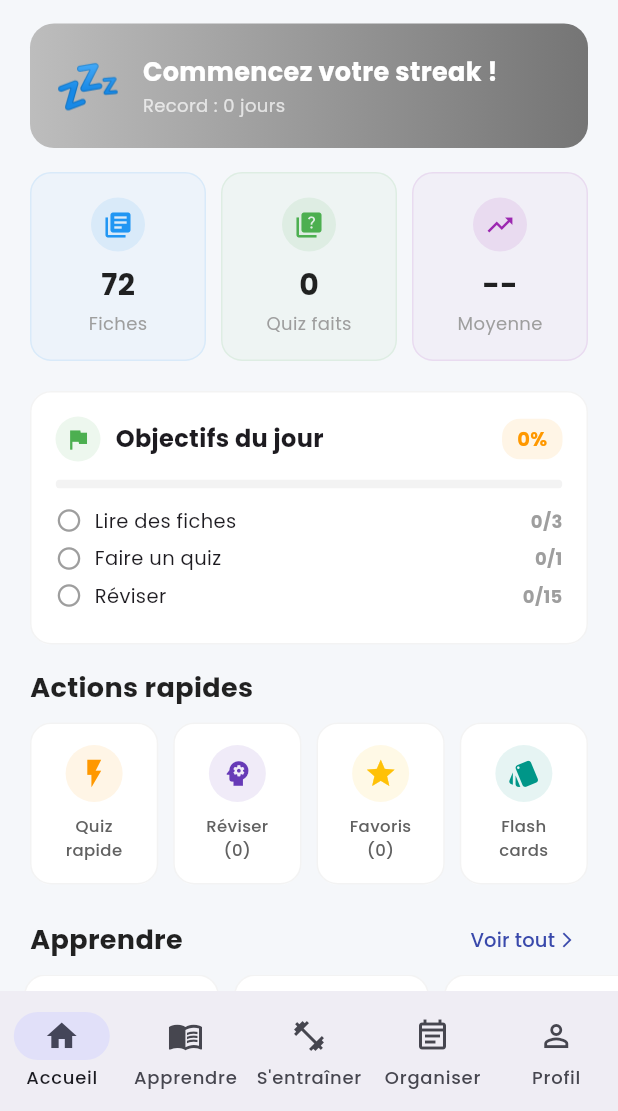
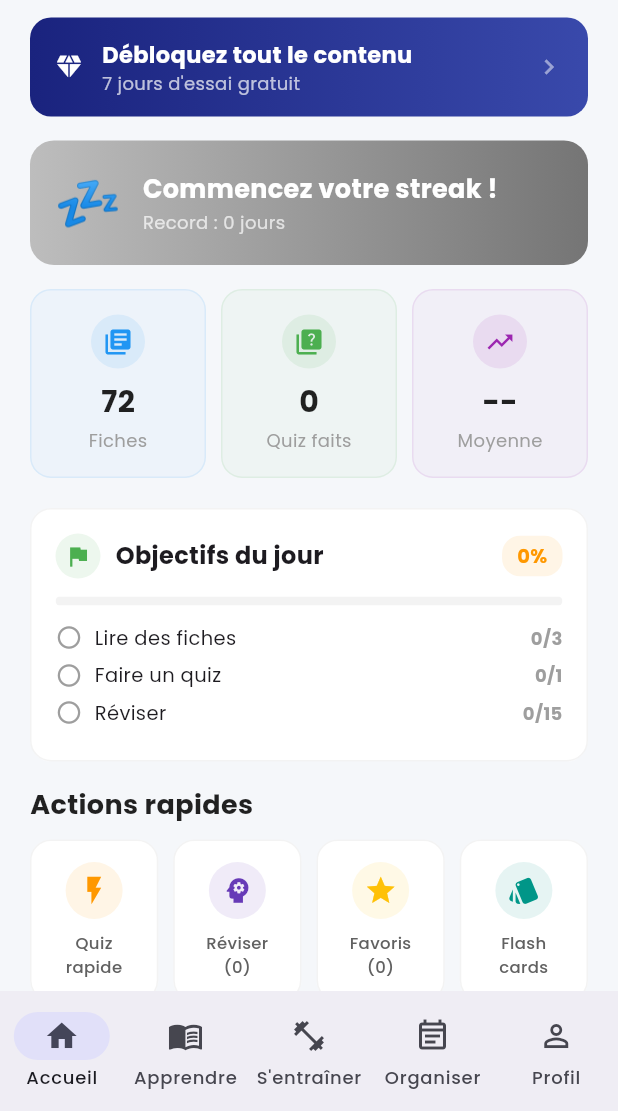
Before and after one commit to luke27fr/Agreg_Master, a Flutter app: the HomeNavigationPage screen opened by its route, on a phone screen of 412 x 824 dp, the part 125-1236 px from its top. Run offline on Flutter 3.47's test engine with Material 3 defaults, Android fonts, the phone set to English and light mode, and no system bars; our stand-ins replace cloud_firestore, connectivity_plus, firebase_analytics, firebase_auth, firebase_core, firebase_crashlytics and 10 more; missing offline and left inert: flutter_markdown_latex, flutter_math_fork, markdown, purchases_flutter; accounts and stored records are empty; network calls fail.

Commit message:
feat: add Premium banner on home screen
Show gradient banner "Débloquez tout le contenu — 7 jours
d'essai gratuit" for non-premium users on the home tab.

Co-Authored-By: Claude Opus 4.6 <noreply@anthropic.com>

```diff
--- a/lib/pages/tabs/accueil_tab.dart
+++ b/lib/pages/tabs/accueil_tab.dart
@@ -35,6 +35,8 @@ import '../../services/spaced_repetition_service.dart';
 import '../../services/wellness_service.dart';
 import '../../services/reading_service.dart';
 import '../../services/auth_service.dart';
+import '../../services/subscription_service.dart';
+import '../paywall_page.dart';
 
 class AccueilTab extends StatefulWidget {
   final void Function(int tabIndex)? onNavigateToTab;
@@ -53,6 +55,7 @@ class _AccueilTabState extends State<AccueilTab> {
   final WellnessService _wellnessService = WellnessService();
   final ReadingService _readingService = ReadingService();
   final AuthService _authService = AuthService();
+  final SubscriptionService _subscriptionService = SubscriptionService();
   int _totalFiches = 0;
   List<ThemeItem> _themes = [];
 
@@ -60,6 +63,7 @@ class _AccueilTabState extends State<AccueilTab> {
   void initState() {
     super.initState();
     _authService.addListener(_onChanged);
+    _subscriptionService.addListener(_onChanged);
     _loadManifest();
     _scoreService.addListener(_onChanged);
     _streakService.addListener(_onChanged);
@@ -72,6 +76,7 @@ class _AccueilTabState extends State<AccueilTab> {
   @override
   void dispose() {
     _authService.removeListener(_onChanged);
+    _subscriptionService.removeListener(_onChanged);
     _scoreService.removeListener(_onChanged);
     _streakService.removeListener(_onChanged);
     _srsService.removeListener(_onChanged);
@@ -363,6 +368,40 @@ class _AccueilTabState extends State<AccueilTab> {
                       'Pensez à faire une pause !',
                       style: TextStyle(color: Colors.orange[800], fontSize: 13),
                     )),
+                  ]),
+                ),
+              ),
+            ),
+
+          // ================================================================
+          // Premium banner
+          // ================================================================
+          if (!_subscriptionService.isPremium)
+            SliverToBoxAdapter(
+              child: GestureDetector(
+                onTap: () => Navigator.push(context, MaterialPageRoute(builder: (_) => const PaywallPage())),
+                child: Container(
+                  margin: const EdgeInsets.fromLTRB(20, 12, 20, 0),
+                  padding: const EdgeInsets.symmetric(horizontal: 16, vertical: 14),
+                  decoration: BoxDecoration(
+                    gradient: const LinearGradient(
+                      colors: [AppColors.primaryDark, AppColors.primaryLight],
+                    ),
+                    borderRadius: BorderRadius.circular(14),
+                  ),
+                  child: Row(children: [
+                    const Icon(Icons.diamond, size: 20, color: Colors.white),
+                    const SizedBox(width: 12),
+                    Expanded(child: Column(
+                      crossAxisAlignment: CrossAxisAlignment.start,
+                      children: [
+                        const Text('Débloquez tout le contenu',
+                          style: TextStyle(fontSize: 15, fontWeight: FontWeight.w700, color: Colors.white)),
+                        Text('7 jours d\'essai gratuit',
+                          style: TextStyle(fontSize: 12, color: Colors.white.withAlpha(180))),
+                      ],
+                    )),
+                    Icon(Icons.chevron_right, size: 20, color: Colors.white.withAlpha(128)),
                   ]),
                 ),
               ),
```
